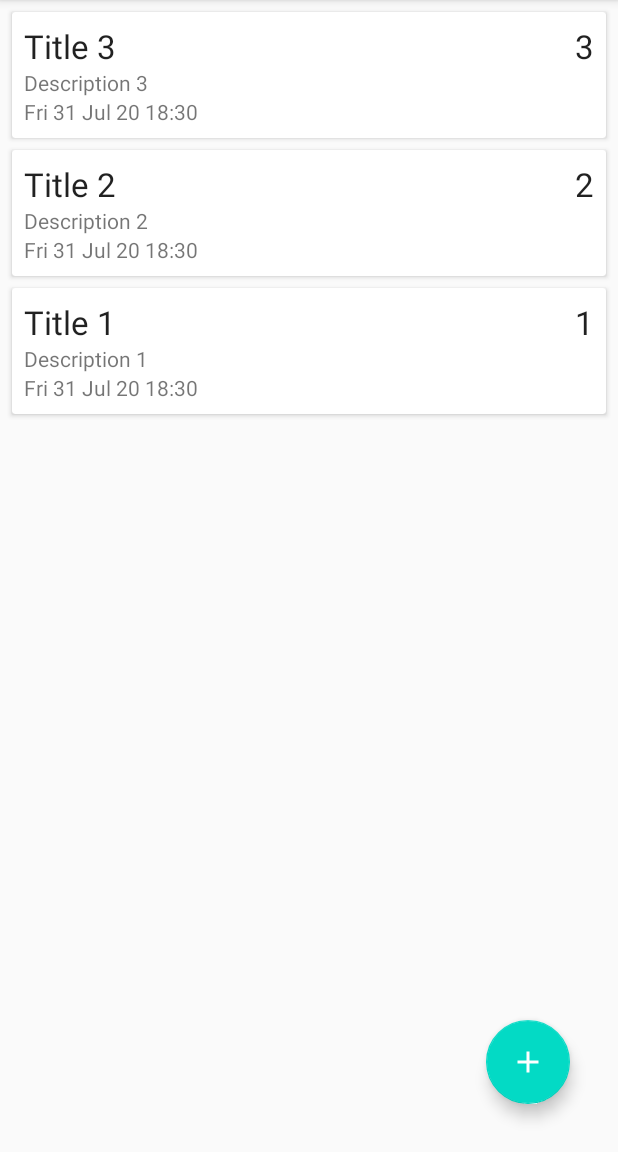
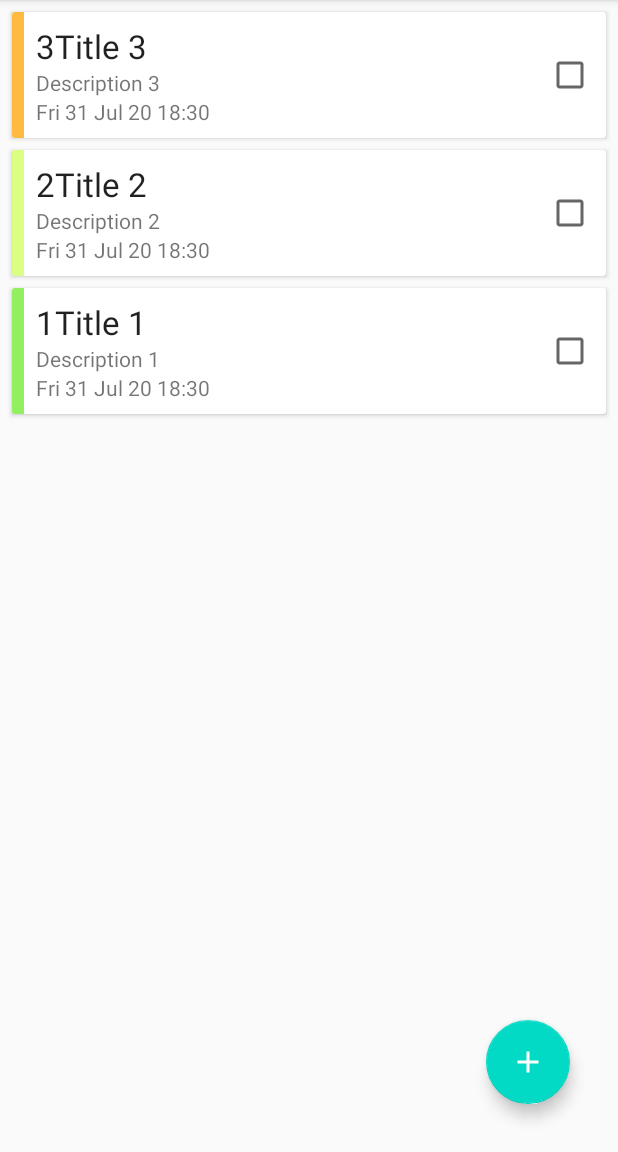
Before and after one commit to pencilleaf/JustDoIt, an Android app: the screen it shows after launch (MainActivity), on a phone screen of 412 x 824 dp, the part 84-1236 px from its top. Run offline under Robolectric (Android 15) with nearby library versions, the phone set to English and light mode, and no system bars; our stand-ins replace Room's generated code, navigation-ui.

Commit message:
Show priority as colour, add checkbox to show completed

```diff
--- a/app/src/main/java/com/example/justdoit/NoteAdapter.java
+++ b/app/src/main/java/com/example/justdoit/NoteAdapter.java
@@ -1,12 +1,17 @@
 package com.example.justdoit;
 
+import android.graphics.Color;
 import android.graphics.Paint;
+import android.util.Log;
 import android.view.LayoutInflater;
 import android.view.View;
 import android.view.ViewGroup;
+import android.widget.CheckBox;
 import android.widget.TextView;
+import android.widget.Toast;
 
 import androidx.annotation.NonNull;
+import androidx.core.content.ContextCompat;
 import androidx.recyclerview.widget.DiffUtil;
 import androidx.recyclerview.widget.ListAdapter;
 import androidx.recyclerview.widget.RecyclerView;
@@ -19,6 +24,7 @@ import java.util.TimeZone;
 public class NoteAdapter extends ListAdapter<Note, NoteAdapter.NoteHolder> {
 
     private OnItemClickListener listener;
+    private OnItemCheckClickListener checkListener;
 
     public NoteAdapter() {
         super(DIFF_CALLBACK);
@@ -53,18 +59,26 @@ public class NoteAdapter extends ListAdapter<Note, NoteAdapter.NoteHolder> {
     @Override
     public void onBindViewHolder(@NonNull NoteHolder holder, int position) {
         df.setTimeZone(TimeZone.getTimeZone("Asia/Singapore"));
+        int[] colors = {R.color.priority_1, R.color.priority_2, R.color.priority_3, R.color.priority_4, R.color.priority_5};
 
         Note currentNote = getItem(position);
         holder.textViewTitle.setText(currentNote.getTitle());
         holder.textViewDescription.setText(currentNote.getDescription());
         holder.textViewPriority.setText(String.valueOf(currentNote.getPriority()));
         holder.textViewDueAt.setText(df.format(currentNote.getDueAt()));
-        boolean completed = currentNote.isCompleted();
-        if (completed) {
+        holder.checkBoxCompleted.setChecked(currentNote.isCompleted());
+        holder.viewPriority.setBackgroundResource(colors[currentNote.getPriority() - 1]);
+
+        if (currentNote.isCompleted()) {
             holder.textViewTitle.setPaintFlags(holder.textViewTitle.getPaintFlags() | Paint.STRIKE_THRU_TEXT_FLAG);
             holder.textViewDescription.setPaintFlags(holder.textViewTitle.getPaintFlags() | Paint.STRIKE_THRU_TEXT_FLAG);
             holder.textViewDueAt.setPaintFlags(holder.textViewTitle.getPaintFlags() | Paint.STRIKE_THRU_TEXT_FLAG);
             holder.textViewPriority.setPaintFlags(holder.textViewTitle.getPaintFlags() | Paint.STRIKE_THRU_TEXT_FLAG);
+        } else {
+            holder.textViewTitle.setPaintFlags(holder.textViewTitle.getPaintFlags() & (~ Paint.STRIKE_THRU_TEXT_FLAG));
+            holder.textViewDescription.setPaintFlags(holder.textViewTitle.getPaintFlags() & (~ Paint.STRIKE_THRU_TEXT_FLAG));
+            holder.textViewDueAt.setPaintFlags(holder.textViewTitle.getPaintFlags() & (~ Paint.STRIKE_THRU_TEXT_FLAG));
+            holder.textViewPriority.setPaintFlags(holder.textViewTitle.getPaintFlags() & (~ Paint.STRIKE_THRU_TEXT_FLAG));
         }
     }
 
@@ -77,6 +91,8 @@ public class NoteAdapter extends ListAdapter<Note, NoteAdapter.NoteHolder> {
         private TextView textViewDescription;
         private TextView textViewPriority;
         private TextView textViewDueAt;
+        private CheckBox checkBoxCompleted;
+        private View viewPriority;
 
         public NoteHolder(@NonNull View itemView) {
             super(itemView);
@@ -84,7 +100,18 @@ public class NoteAdapter extends ListAdapter<Note, NoteAdapter.NoteHolder> {
             textViewDescription = itemView.findViewById(R.id.text_view_description);
             textViewPriority = itemView.findViewById(R.id.text_view_priority);
             textViewDueAt = itemView.findViewById(R.id.text_view_duedate);
+            checkBoxCompleted = itemView.findViewById(R.id.checkbox_completed);
+            viewPriority = itemView.findViewById(R.id.view_priority);
 
+            checkBoxCompleted.setOnClickListener(new View.OnClickListener() {
+                @Override
+                public void onClick(View view) {
+                    int position = getAdapterPosition();
+                    if (checkListener != null && position != RecyclerView.NO_POSITION) {
+                        checkListener.onCheckClick(getItem(position));
+                    }
+                }
+            });
 
             itemView.setOnClickListener(new View.OnClickListener() {
                 @Override
@@ -105,4 +132,12 @@ public class NoteAdapter extends ListAdapter<Note, NoteAdapter.NoteHolder> {
     public void setOnItemClickListener(OnItemClickListener listener) {
         this.listener = listener;
     }
+
+    public interface OnItemCheckClickListener {
+        void onCheckClick(Note note);
+    }
+
+    public void setOnCheckClickListener(OnItemCheckClickListener listener) {
+        this.checkListener = listener;
+    }
 }
--- a/app/src/main/res/layout/activity_add_note.xml
+++ b/app/src/main/res/layout/activity_add_note.xml
@@ -55,8 +55,7 @@
             android:layout_width="fill_parent"
             android:gravity="right"
             android:layout_gravity="center"
-            android:layout_height="wrap_content"
-            android:text="Day dd month hh:mm" />
+            android:layout_height="wrap_content"/>
 
     </LinearLayout>
 
--- a/app/src/main/res/layout/note_item.xml
+++ b/app/src/main/res/layout/note_item.xml
@@ -6,17 +6,35 @@
     android:layout_marginStart="8dp"
     android:layout_marginTop="8dp">
 
+    <LinearLayout
+        android:layout_width="match_parent"
+        android:layout_height="wrap_content">
+
+        <View
+            android:id="@+id/view_priority"
+            android:layout_width="8dp"
+            android:layout_height="match_parent"
+            android:background="@color/colorAccent" />
+
         <RelativeLayout
             android:layout_width="wrap_content"
             android:layout_height="wrap_content"
             android:padding="8dp">
 
+            <CheckBox
+                android:id="@+id/checkbox_completed"
+                android:layout_width="wrap_content"
+                android:layout_height="wrap_content"
+                android:layout_alignParentEnd="true"
+                android:layout_alignParentRight="true"
+                android:layout_centerVertical="true"/>
+
             <TextView
                 android:id="@+id/text_view_priority"
                 android:layout_width="wrap_content"
                 android:layout_height="wrap_content"
-            android:layout_alignParentEnd="true"
-            android:layout_alignParentRight="true"
+                android:layout_alignParentLeft="true"
+                android:layout_alignParentStart="true"
                 android:text="1"
                 android:textAppearance="@style/TextAppearance.AppCompat.Large"/>
 
@@ -27,8 +45,8 @@
                 android:text="Title"
                 android:textAppearance="@style/TextAppearance.AppCompat.Large"
                 android:maxLines="1"
-            android:layout_toStartOf="@+id/text_view_priority"
-            android:layout_alignParentStart="true"
+                android:layout_toEndOf="@+id/text_view_priority"
+                android:layout_toStartOf="@+id/checkbox_completed"
                 android:ellipsize="end"/>
 
             <TextView
@@ -47,5 +65,6 @@
 
 
         </RelativeLayout>
+    </LinearLayout>
 
 </androidx.cardview.widget.CardView>
--- a/app/src/main/res/values/colors.xml
+++ b/app/src/main/res/values/colors.xml
@@ -3,4 +3,9 @@
     <color name="colorPrimary">#6200EE</color>
     <color name="colorPrimaryDark">#3700B3</color>
     <color name="colorAccent">#03DAC5</color>
+    <color name="priority_5">#ff5757</color>
+    <color name="priority_4">#ff8547</color>
+    <color name="priority_3">#ffba42</color>
+    <color name="priority_2">#daff82</color>
+    <color name="priority_1">#92f060</color>
 </resources>
```
Also changed, not shown: app/src/main/java/com/example/justdoit/AddEditNoteActivity.java (+6 -3 lines), app/src/main/java/com/example/justdoit/MainActivity.java (+14 -13 lines). Lines whose indentation alone changed are shown as unchanged.
